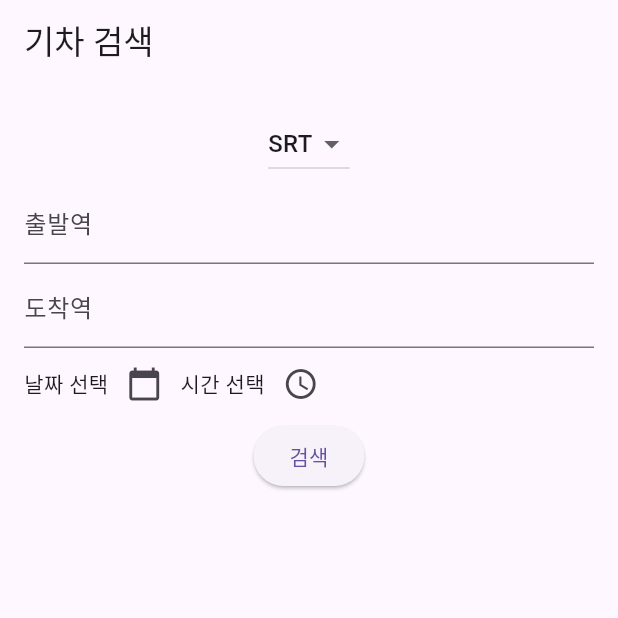
After one commit to jaesikk/kotrain, a Flutter app: the SearchPage screen opened directly, on a phone screen of 412 x 824 dp, the top half of it. The commit adds this screen. Run offline on Flutter 3.47's test engine with Material 3 defaults, Android fonts, the phone set to English and light mode, and no system bars; missing offline and left inert: encrypt; network calls fail.

Commit message:
ENH: login&search view

```diff
--- a/lib/src/sample_feature/sample_item.dart
+++ /dev/null
@@ -1,6 +0,0 @@
-/// A placeholder class that represents an entity or model.
-class SampleItem {
-  const SampleItem(this.id);
-
-  final int id;
-}
--- /dev/null
+++ b/lib/src/search.dart
@@ -0,0 +1,120 @@
+// src/search.dart
+import 'package:flutter/material.dart';
+import 'reserve.dart';
+
+class SearchPage extends StatefulWidget {
+  @override
+  _SearchPageState createState() => _SearchPageState();
+}
+
+class _SearchPageState extends State<SearchPage> {
+  String? _selectedTrainType = 'SRT';
+  DateTime? _selectedDate;
+  TimeOfDay? _selectedTime;
+  final TextEditingController _departureController = TextEditingController();
+  final TextEditingController _arrivalController = TextEditingController();
+
+  Future<void> _selectDate() async {
+    final DateTime? picked = await showDatePicker(
+      context: context,
+      initialDate: _selectedDate ?? DateTime.now(),
+      firstDate: DateTime(2000),
+      lastDate: DateTime(2101),
+    );
+    if (picked != null && picked != _selectedDate)
+      setState(() {
+        _selectedDate = picked;
+      });
+  }
+
+  Future<void> _selectTime() async {
+    final TimeOfDay? picked = await showTimePicker(
+      context: context,
+      initialTime: _selectedTime ?? TimeOfDay.now(),
+    );
+    if (picked != null && picked != _selectedTime)
+      setState(() {
+        _selectedTime = picked;
+      });
+  }
+
+  void _search() {
+    if (_selectedDate == null || _selectedTime == null) {
+      ScaffoldMessenger.of(context).showSnackBar(
+        SnackBar(content: Text('모든 필드를 입력해주세요.')),
+      );
+      return;
+    }
+    Navigator.push(
+      context,
+      MaterialPageRoute(
+        builder: (context) => ReservePage(
+          trainType: _selectedTrainType!,
+          date: _selectedDate!,
+          time: _selectedTime!,
+          departure: _departureController.text,
+          arrival: _arrivalController.text,
+        ),
+      ),
+    );
+  }
+
+  @override
+  Widget build(BuildContext context) {
+    return Scaffold(
+      appBar: AppBar(title: Text('기차 검색')),
+      body: Padding(
+        padding: const EdgeInsets.all(16.0),
+        child: Column(
+          children: [
+            DropdownButton<String>(
+              value: _selectedTrainType,
+              onChanged: (String? newValue) {
+                setState(() {
+                  _selectedTrainType = newValue;
+                });
+              },
+              items: <String>['SRT', 'KTX']
+                  .map<DropdownMenuItem<String>>((String value) {
+                return DropdownMenuItem<String>(
+                  value: value,
+                  child: Text(value),
+                );
+              }).toList(),
+            ),
+            TextField(
+              controller: _departureController,
+              decoration: InputDecoration(labelText: '출발역'),
+            ),
+            TextField(
+              controller: _arrivalController,
+              decoration: InputDecoration(labelText: '도착역'),
+            ),
+            Row(
+              children: [
+                Text(_selectedDate == null
+                    ? '날짜 선택'
+                    : '${_selectedDate!.toLocal()}'.split(' ')[0]),
+                IconButton(
+                  icon: Icon(Icons.calendar_today),
+                  onPressed: _selectDate,
+                ),
+                Text(_selectedTime == null
+                    ? '시간 선택'
+                    : _selectedTime!.format(context)),
+                IconButton(
+                  icon: Icon(Icons.access_time),
+                  onPressed: _selectTime,
+                ),
+              ],
+            ),
+            ElevatedButton(
+              onPressed: _search,
+              child: Text('검색'),
+            ),
+          ],
+        ),
+      ),
+    );
+  }
+}
--- a/pubspec.yaml
+++ b/pubspec.yaml
@@ -14,6 +14,10 @@ dependencies:
     sdk: flutter
   flutter_localizations:
     sdk: flutter
+  http: ^0.13.4
+  crypto: ^3.0.1
+  convert: ^3.0.1
+  encrypt: ^5.0.0
 
 dev_dependencies:
   flutter_test:
```
Also changed, not shown: lib/main.dart (+16 -16 lines), lib/src/app.dart (+144 -73 lines), lib/src/reserve.dart (added, +81 -0 lines), lib/src/sample_feature/sample_item_details_view.dart (deleted, +0 -20 lines), lib/src/sample_feature/sample_item_list_view.dart (deleted, +0 -71 lines), pubspec.lock, 1 other file.
